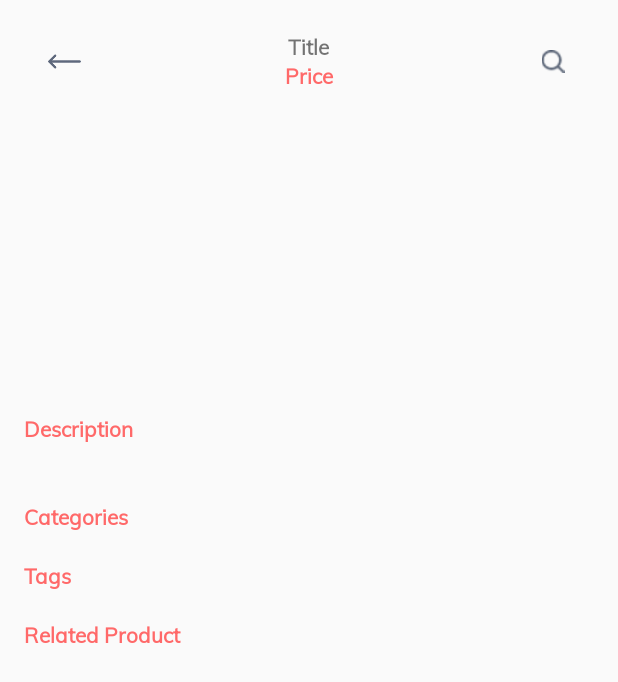
After one commit to HongDaly/OnlineStore, an Android app: the ProductInfoActivity screen opened directly, with no data from a screen before it, on a phone screen of 412 x 824 dp. The commit adds this screen. Shown: the top 682 px of the screen. Run offline under Robolectric (Android 15) with nearby library versions, the phone set to English and light mode, and no system bars; our stand-ins replace Firebase (no records; nobody signed in at launch, a user with empty details on screens opened directly).

Commit message:
event , product info

```diff
--- a/app/src/main/java/com/its/onlinestore/MainActivity.java
+++ b/app/src/main/java/com/its/onlinestore/MainActivity.java
@@ -53,5 +53,4 @@ public class MainActivity extends AppCompatActivity {
 
     }
 
-
 }
--- /dev/null
+++ b/app/src/main/java/com/its/onlinestore/ProductInfoActivity.java
@@ -0,0 +1,151 @@
+package com.its.onlinestore;
+
+import androidx.annotation.NonNull;
+import androidx.appcompat.app.AppCompatActivity;
+import androidx.recyclerview.widget.RecyclerView;
+import androidx.viewpager.widget.ViewPager;
+
+import android.os.Bundle;
+import android.util.Log;
+import android.view.View;
+import android.widget.ImageView;
+import android.widget.TextView;
+import android.widget.Toast;
+
+import com.google.android.gms.tasks.OnFailureListener;
+import com.google.android.gms.tasks.OnSuccessListener;
+import com.google.android.material.chip.Chip;
+import com.google.android.material.chip.ChipGroup;
+import com.google.android.material.tabs.TabLayout;
+import com.google.firebase.firestore.DocumentSnapshot;
+import com.google.firebase.firestore.QuerySnapshot;
+import com.its.onlinestore.adapter.ImageViewPagerAdapter;
+import com.its.onlinestore.adapter.ProductAdapter;
+import com.its.onlinestore.helper.FirebaseHelper;
+import com.its.onlinestore.model.Product;
+
+import java.util.ArrayList;
+
+public class ProductInfoActivity extends AppCompatActivity implements View.OnClickListener {
+
+    private TextView tvTitle;
+    private TextView tvPrice;
+    private TextView tvDescription;
+    private ImageView ivBack;
+    private ImageView ivSearch;
+
+    private ChipGroup cgCategories;
+    private ChipGroup cgTags;
+    private RecyclerView rcRelatedProduct;
+    private Product product;
+
+    private ViewPager vpImages;
+    private ImageViewPagerAdapter adapter;
+
+    private ArrayList<String> imageUrls = new ArrayList<>();
+
+    private TabLayout tabIndicator;
+
+    private ProductAdapter productAdapter;
+
+    @Override
+    protected void onCreate(Bundle savedInstanceState) {
+        super.onCreate(savedInstanceState);
+        setContentView(R.layout.activity_product_info);
+
+        tvDescription = findViewById(R.id.api_tv_description);
+        tvPrice = findViewById(R.id.api_tv_price);
+        tvTitle = findViewById(R.id.api_tv_title);
+
+        ivSearch = findViewById(R.id.api_iv_search);
+        ivBack = findViewById(R.id.api_iv_back);
+
+        cgCategories = findViewById(R.id.api_cg_categories);
+        cgTags = findViewById(R.id.api_cg_tags);
+
+        vpImages = findViewById(R.id.api_vp_image);
+
+        tabIndicator = findViewById(R.id.api_tab_indicator);
+
+
+        rcRelatedProduct = findViewById(R.id.api_rc_related_product);
+
+
+        ivBack.setOnClickListener(this);
+        initUI();
+
+
+
+
+        initRelatedProduct();
+    }
+
+
+    private void initUI(){
+        if(getIntent().getExtras() != null){
+            product = (Product) getIntent().getExtras().getSerializable("product");
+            imageUrls = getIntent().getStringArrayListExtra("image");
+            adapter = new ImageViewPagerAdapter(getApplicationContext(),imageUrls);
+            vpImages.setAdapter(adapter);
+            tabIndicator.setupWithViewPager(vpImages,true);
+        }
+
+        if(product != null) {
+
+            tvTitle.setText(product.getTitle());
+            tvPrice.setText(String.valueOf(product.getPrice()));
+            tvDescription.setText(product.getDescription());
+
+            for(String s : product.getCategories()){
+                Chip chip = new Chip(this);
+                chip.setText(s);
+                cgCategories.addView(chip);
+            }
+
+            for(String s : product.getTags()){
+                Chip chip = new Chip(this);
+                chip.setText(s);
+                cgTags.addView(chip);
+            }
+
+        }
+    }
+
+    @Override
+    public void onClick(View v) {
+        int id = v.getId();
+        if(id == ivBack.getId()){
+            finish();
+        }
+    }
+
+
+    private void initRelatedProduct(){
+
+
+        FirebaseHelper.getProduct()
+                .addOnSuccessListener(new OnSuccessListener<QuerySnapshot>() {
+                    @Override
+                    public void onSuccess(QuerySnapshot queryDocumentSnapshots) {
+                        ArrayList<Product> products = new ArrayList<>();
+                        if(queryDocumentSnapshots != null){
+                            for(DocumentSnapshot snapshot : queryDocumentSnapshots){
+                                Product product = snapshot.toObject(Product.class);
+                                if(product != null){
+                                    products.add(product);
+                                }
+                            }
+                            if(products.size() != 0){
+                                productAdapter = new ProductAdapter(products,getApplicationContext());
+                                rcRelatedProduct.setAdapter(productAdapter);
+                            }
+                        }
+                    }
+                }).addOnFailureListener(new OnFailureListener() {
+            @Override
+            public void onFailure(@NonNull Exception e) {
+                Toast.makeText(getApplicationContext(),"Something went wrong!",Toast.LENGTH_LONG).show();
+            }
+        });
+    }
+}
--- a/app/src/main/java/com/its/onlinestore/model/Product.java
+++ b/app/src/main/java/com/its/onlinestore/model/Product.java
@@ -1,9 +1,10 @@
 package com.its.onlinestore.model;
 
+import java.io.Serializable;
 import java.util.ArrayList;
 import java.util.List;
 
-public class Product {
+public class Product implements Serializable {
 
     private String id;
     private String title;
--- a/app/src/main/java/com/its/onlinestore/model/ProductImage.java
+++ b/app/src/main/java/com/its/onlinestore/model/ProductImage.java
@@ -1,6 +1,8 @@
 package com.its.onlinestore.model;
 
-public class ProductImage {
+import java.io.Serializable;
+
+public class ProductImage implements Serializable {
     private String product_id;
     private String image_url;
 
--- /dev/null
+++ b/app/src/main/res/drawable/default_dot.xml
@@ -0,0 +1,12 @@
+<?xml version="1.0" encoding="utf-8"?>
+<layer-list xmlns:android="http://schemas.android.com/apk/res/android">
+    <item>
+        <shape
+            android:innerRadius="0dp"
+            android:shape="ring"
+            android:thickness="8dp"
+            android:useLevel="false">
+            <solid android:color="@android:color/darker_gray"/>
+        </shape>
+    </item>
+</layer-list>
--- /dev/null
+++ b/app/src/main/res/drawable/selected_dot.xml
@@ -0,0 +1,12 @@
+<?xml version="1.0" encoding="utf-8"?>
+<layer-list xmlns:android="http://schemas.android.com/apk/res/android">
+    <item>
+        <shape
+            android:innerRadius="0dp"
+            android:shape="ring"
+            android:thickness="8dp"
+            android:useLevel="false">
+            <solid android:color="@color/colorAccent"/>
+        </shape>
+    </item>
+</layer-list>
--- /dev/null
+++ b/app/src/main/res/drawable/tab_selected.xml
@@ -0,0 +1,8 @@
+<?xml version="1.0" encoding="utf-8"?>
+<selector xmlns:android="http://schemas.android.com/apk/res/android">
+
+    <item android:drawable="@drawable/selected_dot"
+        android:state_selected="true"/>
+
+    <item android:drawable="@drawable/default_dot"/>
+</selector>
--- /dev/null
+++ b/app/src/main/res/layout/activity_product_info.xml
@@ -0,0 +1,124 @@
+<?xml version="1.0" encoding="utf-8"?>
+<ScrollView xmlns:android="http://schemas.android.com/apk/res/android"
+    xmlns:app="http://schemas.android.com/apk/res-auto"
+    xmlns:tools="http://schemas.android.com/tools"
+    android:layout_width="match_parent"
+    android:layout_height="match_parent"
+    tools:context=".ProductInfoActivity">
+
+    <LinearLayout
+        android:padding="16dp"
+        android:orientation="vertical"
+        android:layout_width="match_parent"
+        android:layout_height="wrap_content">
+        <LinearLayout
+            android:orientation="horizontal"
+            android:layout_width="match_parent"
+            android:layout_height="wrap_content">
+            <ImageView
+                android:id="@+id/api_iv_back"
+                android:layout_weight="1"
+                android:contentDescription="@string/back"
+                android:padding="13dp"
+                android:src="@drawable/ic_arrow_back"
+                android:layout_width="0dp"
+                android:layout_height="50dp"/>
+            <LinearLayout
+                android:gravity="center"
+                android:layout_weight="5"
+                android:orientation="vertical"
+                android:layout_width="0dp"
+                android:layout_height="match_parent">
+                <TextView
+                    android:id="@+id/api_tv_title"
+                    android:textStyle="bold"
+                    android:gravity="center"
+                    android:text="@string/title"
+                    android:layout_width="match_parent"
+                    android:layout_height="wrap_content"/>
+                <TextView
+                    android:id="@+id/api_tv_price"
+                    android:textStyle="bold"
+                    android:textColor="@color/colorPrimary"
+                    android:gravity="center"
+                    android:text="@string/price"
+                    android:layout_width="match_parent"
+                    android:layout_height="wrap_content"/>
+            </LinearLayout>
+            <ImageView
+                android:id="@+id/api_iv_search"
+                android:layout_weight="1"
+                android:contentDescription="@string/back"
+                android:padding="17dp"
+                android:src="@drawable/ic_search"
+                android:layout_width="0dp"
+                android:layout_height="50dp"/>
+        </LinearLayout>
+        <RelativeLayout
+            android:layout_width="match_parent"
+            android:layout_height="200dp">
+            <androidx.viewpager.widget.ViewPager
+                android:id="@+id/api_vp_image"
+                android:layout_width="match_parent"
+                android:layout_height="200dp"/>
+           <com.google.android.material.tabs.TabLayout
+               android:layout_alignParentBottom="true"
+               app:tabBackground="@drawable/tab_selected"
+               app:tabGravity="center"
+               app:tabIndicatorHeight="0dp"
+               android:id="@+id/api_tab_indicator"
+               android:layout_width="match_parent"
+               android:layout_height="wrap_content"/>
+        </RelativeLayout>
+        <TextView
+            android:layout_marginTop="10dp"
+            android:layout_marginBottom="10dp"
+            android:textStyle="bold"
+            android:textColor="@color/colorPrimary"
+            android:text="@string/description"
+            android:layout_width="match_parent"
+            android:layout_height="wrap_content"/>
+        <TextView
+            android:id="@+id/api_tv_description"
+            android:layout_width="match_parent"
+            android:layout_height="wrap_content"/>
+        <TextView
+            android:layout_marginTop="10dp"
+            android:layout_marginBottom="10dp"
+            android:textStyle="bold"
+            android:textColor="@color/colorPrimary"
+            android:text="@string/category"
+            android:layout_width="match_parent"
+            android:layout_height="wrap_content"/>
+        <com.google.android.material.chip.ChipGroup
+            android:id="@+id/api_cg_categories"
+            android:layout_width="match_parent"
+            android:layout_height="wrap_content"/>
+        <TextView
+            android:layout_marginTop="10dp"
+            android:layout_marginBottom="10dp"
+            android:textStyle="bold"
+            android:textColor="@color/colorPrimary"
+            android:text="@string/tags"
+            android:layout_width="match_parent"
+            android:layout_height="wrap_content"/>
+        <com.google.android.material.chip.ChipGroup
+            android:id="@+id/api_cg_tags"
+            android:layout_width="match_parent"
+            android:layout_height="wrap_content"/>
+        <TextView
+            android:layout_marginTop="10dp"
+            android:layout_marginBottom="10dp"
+            android:textStyle="bold"
+            android:textColor="@color/colorPrimary"
+            android:text="@string/related_product"
+            android:layout_width="match_parent"
+            android:layout_height="wrap_content"/>
+        <androidx.recyclerview.widget.RecyclerView
+            android:id="@+id/api_rc_related_product"
+            app:layoutManager="androidx.recyclerview.widget.GridLayoutManager"
+            app:spanCount="3"
+            android:layout_width="match_parent"
+            android:layout_height="match_parent"/>
+    </LinearLayout>
+</ScrollView>
--- a/app/src/main/res/layout/fragment_home.xml
+++ b/app/src/main/res/layout/fragment_home.xml
@@ -2,6 +2,7 @@
 <ScrollView xmlns:android="http://schemas.android.com/apk/res/android"
     xmlns:app="http://schemas.android.com/apk/res-auto"
     android:layout_width="match_parent"
+    android:layout_marginBottom="52dp"
     android:layout_height="match_parent">
     <LinearLayout
         android:padding="20dp"
@@ -32,6 +33,7 @@
             android:layout_width="match_parent"
             android:layout_height="wrap_content"/>
         <androidx.viewpager.widget.ViewPager
+            android:id="@+id/fh_vp_event"
             android:layout_marginTop="10dp"
             android:layout_width="match_parent"
             android:layout_height="200dp">
--- a/app/src/main/res/values/colors.xml
+++ b/app/src/main/res/values/colors.xml
@@ -6,4 +6,6 @@
     <color name="colorWhite">#ffffff</color>
     <color name="colorWhiteSmoke">#f4f4f4</color>
     <color name="colorGrayLight">#f0f0f0</color>
+
+    <color name="black_overlay">#66000000</color>
 </resources>
```
Also changed, not shown: app/src/main/AndroidManifest.xml (+6 -4 lines), app/src/main/java/com/its/onlinestore/adapter/ImageViewPagerAdapter.java (added, +59 -0 lines), app/src/main/java/com/its/onlinestore/helper/FirebaseHelper.java (+19 -0 lines), app/src/main/java/com/its/onlinestore/model/Event.java (added, +40 -0 lines), app/src/main/java/com/its/onlinestore/ui/home/HomeFragment.java (+38 -6 lines), app/src/main/java/com/its/onlinestore/viewholder/ProductViewHolder.java (+20 -1 lines), app/src/main/res/values/attrs.xml (added, +12 -0 lines), app/src/main/res/values/strings.xml (+8 -0 lines), app/src/main/res/values/styles.xml (+12 -0 lines).
